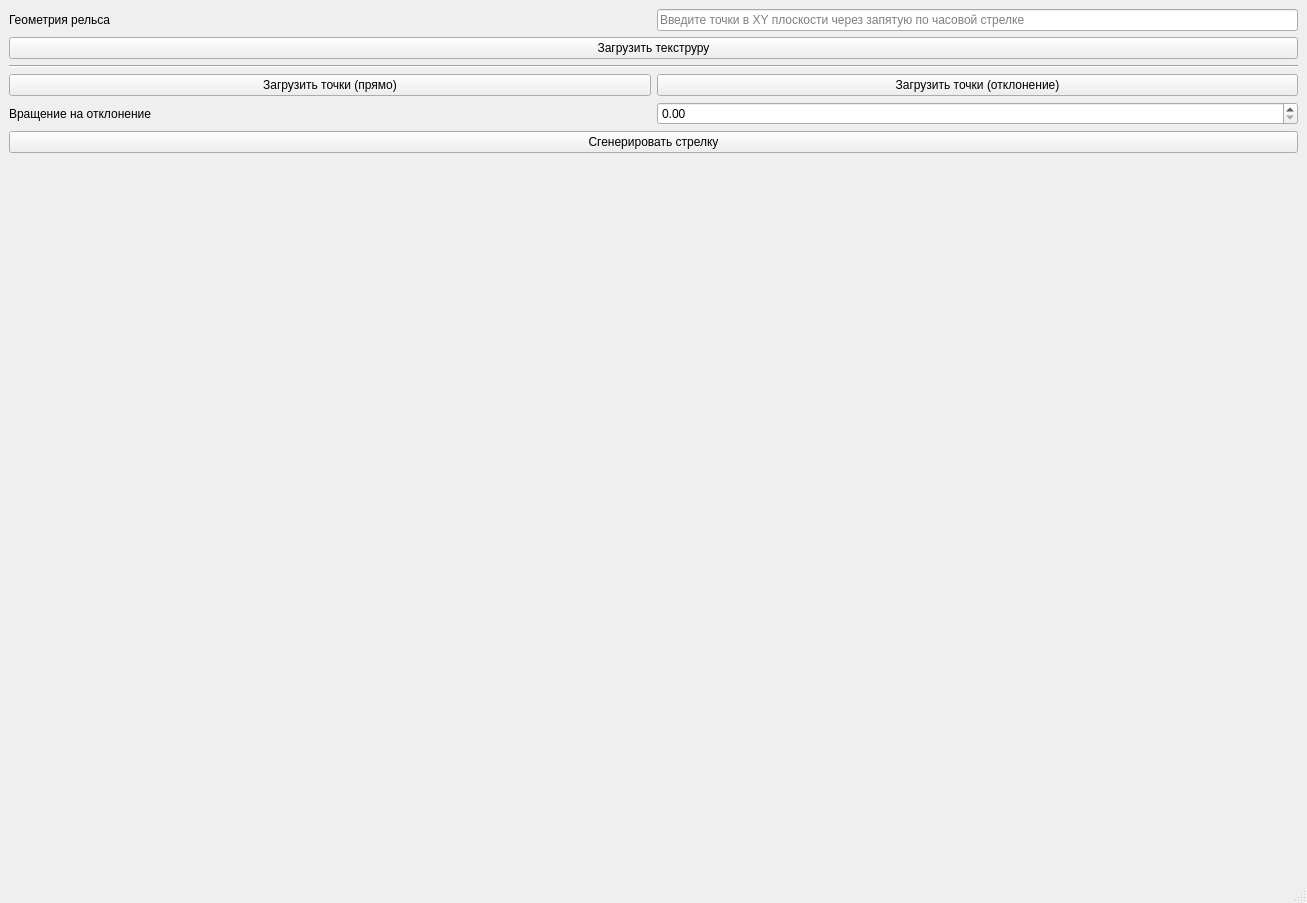
The window that RRSConv/src/MainConvWindow.ui (asafran/RouteEditor) describes before a commit, drawn with Qt 5.
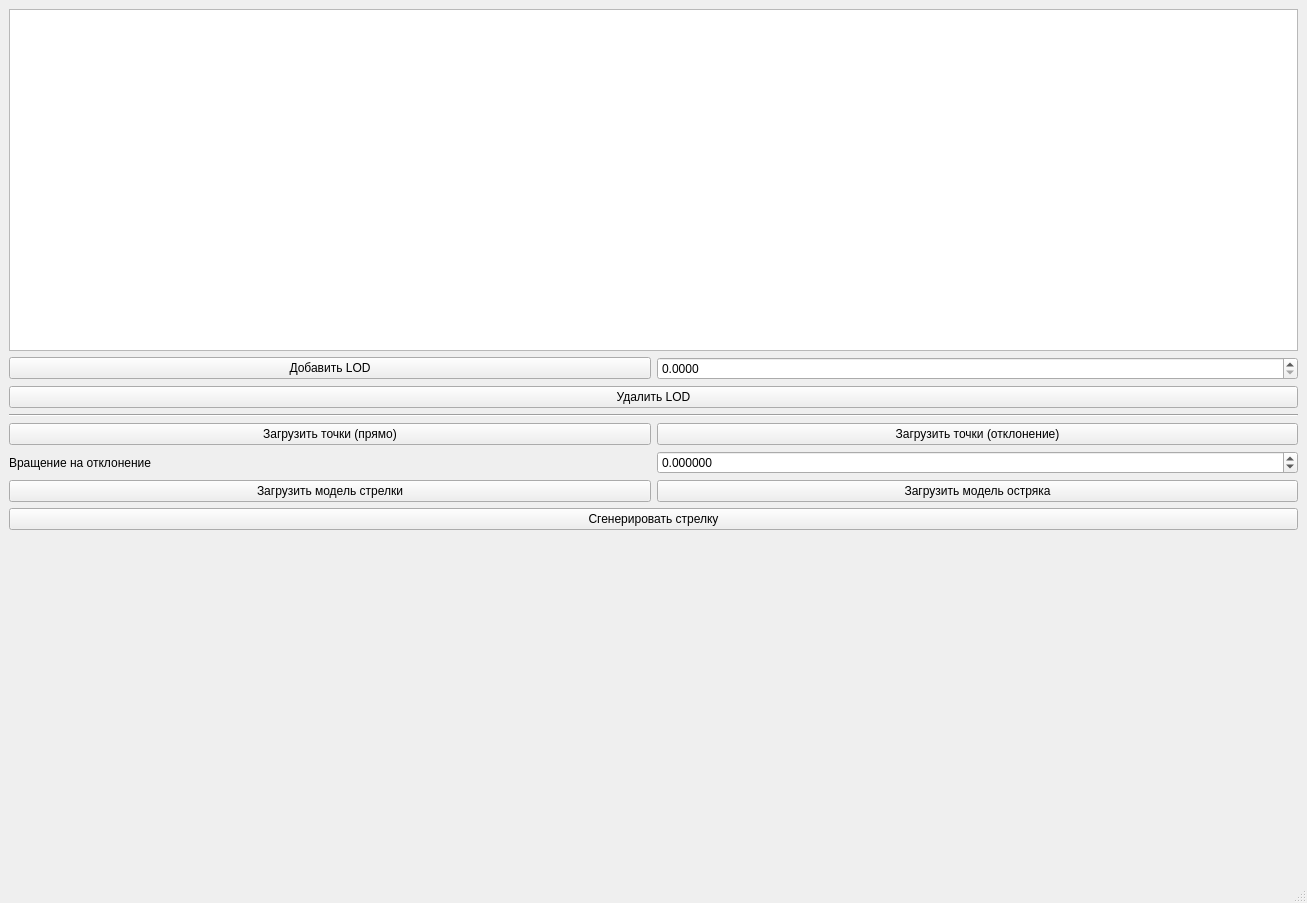
The same window after the commit.

The edit to the form file:
```diff
--- a/RRSConv/src/MainConvWindow.ui
+++ b/RRSConv/src/MainConvWindow.ui
@@ -22,27 +22,36 @@
       </property>
       <widget class="QWidget" name="gridLayoutWidget">
        <layout class="QGridLayout" name="gridLayout">
-        <item row="4" column="0" colspan="2">
-         <widget class="Line" name="line_2">
+        <item row="8" column="0">
+         <widget class="QPushButton" name="pushButton_2">
+          <property name="text">
+           <string>Загрузить модель стрелки</string>
+          </property>
+         </widget>
+        </item>
+        <item row="5" column="0">
+         <widget class="QPushButton" name="loadPntsStB">
+          <property name="sizePolicy">
+           <sizepolicy hsizetype="MinimumExpanding" vsizetype="Fixed">
+            <horstretch>0</horstretch>
+            <verstretch>0</verstretch>
+           </sizepolicy>
+          </property>
+          <property name="text">
+           <string>Загрузить точки (прямо)</string>
+          </property>
+         </widget>
+        </item>
+        <item row="0" column="0" colspan="2">
+         <widget class="QTableView" name="tableView"/>
+        </item>
+        <item row="3" column="0" colspan="2">
+         <widget class="Line" name="line">
           <property name="orientation">
            <enum>Qt::Horizontal</enum>
           </property>
          </widget>
         </item>
-        <item row="7" column="1">
-         <widget class="QDoubleSpinBox" name="doubleSpinBox">
-          <property name="maximum">
-           <double>90.000000000000000</double>
-          </property>
-         </widget>
-        </item>
-        <item row="7" column="0">
-         <widget class="QLabel" name="label_4">
-          <property name="text">
-           <string>Вращение на отклонение</string>
-          </property>
-         </widget>
-        </item>
         <item row="5" column="1">
          <widget class="QPushButton" name="loadPntsB">
           <property name="sizePolicy">
@@ -56,34 +65,68 @@
           </property>
          </widget>
         </item>
-        <item row="8" column="0" colspan="2">
+        <item row="7" column="0">
+         <widget class="QLabel" name="label_4">
+          <property name="text">
+           <string>Вращение на отклонение</string>
+          </property>
+         </widget>
+        </item>
+        <item row="1" column="0">
+         <widget class="QPushButton" name="pushButton_4">
+          <property name="text">
+           <string>Добавить LOD</string>
+          </property>
+         </widget>
+        </item>
+        <item row="1" column="1">
+         <widget class="QDoubleSpinBox" name="doubleSpinBox_2">
+          <property name="decimals">
+           <number>4</number>
+          </property>
+          <property name="maximum">
+           <double>1.000000000000000</double>
+          </property>
+         </widget>
+        </item>
+        <item row="2" column="0" colspan="2">
+         <widget class="QPushButton" name="pushButton_5">
+          <property name="text">
+           <string>Удалить LOD</string>
+          </property>
+         </widget>
+        </item>
+        <item row="8" column="1">
+         <widget class="QPushButton" name="pushButton_3">
+          <property name="text">
+           <string>Загрузить модель остряка</string>
+          </property>
+         </widget>
+        </item>
+        <item row="9" column="0" colspan="2">
          <widget class="QPushButton" name="genSwButt">
           <property name="text">
            <string>Сгенерировать стрелку</string>
           </property>
          </widget>
         </item>
-        <item row="0" column="1">
-         <widget class="QLineEdit" name="lineEdit">
-          <property name="placeholderText">
-           <string>Введите точки в XY плоскости через запятую по часовой стрелке</string>
+        <item row="7" column="1">
+         <widget class="QDoubleSpinBox" name="doubleSpinBox">
+          <property name="decimals">
+           <number>6</number>
           </property>
-         </widget>
-        </item>
-        <item row="5" column="0">
-         <widget class="QPushButton" name="loadPntsStB">
-          <property name="sizePolicy">
-           <sizepolicy hsizetype="MinimumExpanding" vsizetype="Fixed">
-            <horstretch>0</horstretch>
-            <verstretch>0</verstretch>
-           </sizepolicy>
+          <property name="minimum">
+           <double>-90.000000000000000</double>
           </property>
-          <property name="text">
-           <string>Загрузить точки (прямо)</string>
+          <property name="maximum">
+           <double>90.000000000000000</double>
           </property>
+          <property name="singleStep">
+           <double>0.100000000000000</double>
+          </property>
          </widget>
         </item>
-        <item row="9" column="0" colspan="2">
+        <item row="10" column="0" colspan="2">
          <spacer name="verticalSpacer">
           <property name="orientation">
            <enum>Qt::Vertical</enum>
@@ -96,20 +139,6 @@
           </property>
          </spacer>
         </item>
-        <item row="0" column="0">
-         <widget class="QLabel" name="label">
-          <property name="text">
-           <string>Геометрия рельса</string>
-          </property>
-         </widget>
-        </item>
-        <item row="3" column="0" colspan="2">
-         <widget class="QPushButton" name="pushButton">
-          <property name="text">
-           <string>Загрузить текструру</string>
-          </property>
-         </widget>
-        </item>
        </layout>
       </widget>
      </widget>
@@ -122,7 +151,7 @@
      <x>0</x>
      <y>0</y>
      <width>1307</width>
-     <height>36</height>
+     <height>23</height>
     </rect>
    </property>
   </widget>
```
